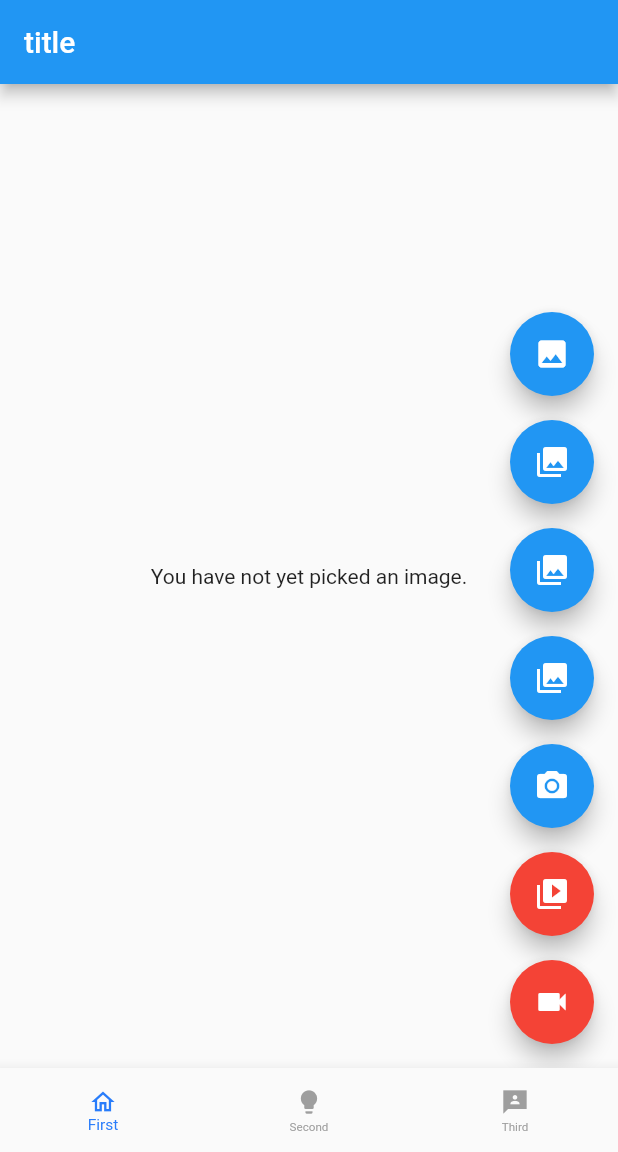
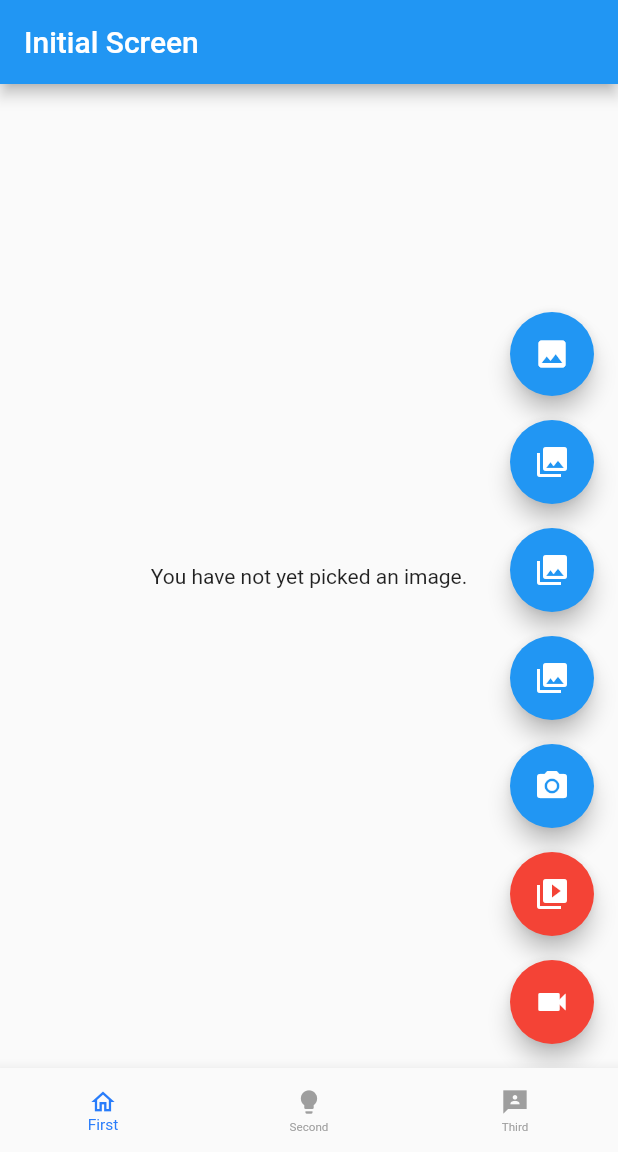
Before and after one commit to bhfish2020/image_picker, a Flutter app: the screen it shows after launch, on a phone screen of 412 x 824 dp, the part 84-1236 px from its top. Run offline on Flutter 3.47's test engine with Material 2 defaults, Android fonts, the light colour scheme and no system bars; our stand-ins replace dio, flutter_riverpod, go_router, image_picker, shared_preferences.

Commit message:
triggering build

```diff
--- a/lib/pages/sample/first_page.dart
+++ b/lib/pages/sample/first_page.dart
@@ -237,7 +237,7 @@ class _MyHomePageState extends State<MyHomePage> {
   Widget build(BuildContext context) {
     return Scaffold(
       appBar: AppBar(
-        title: Text('title'),
+        title: Text('Initial Screen'),
       ),
       body: Center(
         child: !kIsWeb && defaultTargetPlatform == TargetPlatform.android
```
